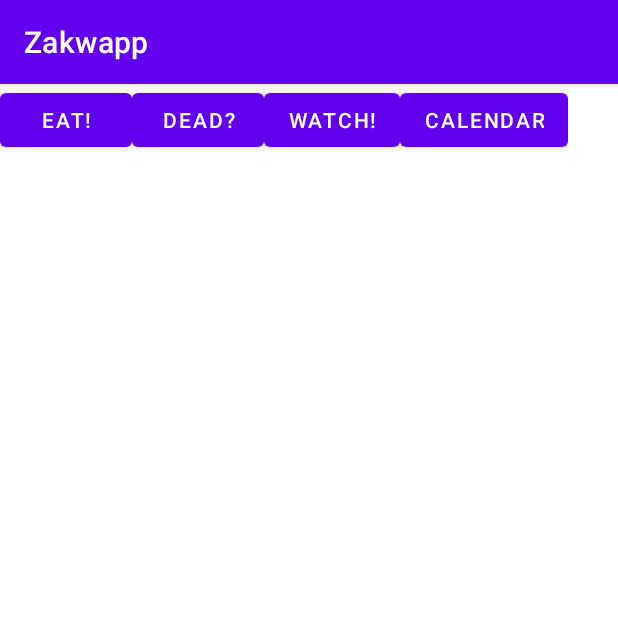
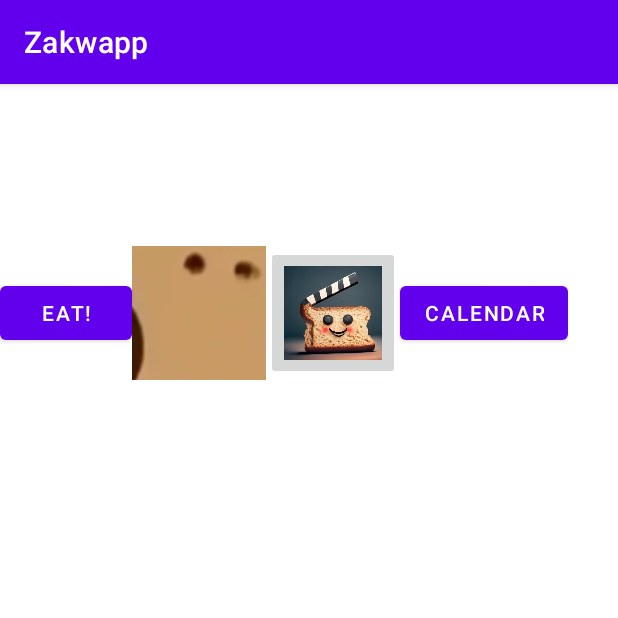
Before and after one commit to zchochul/Zakwapp, an Android app: the screen it shows after launch (MainActivity), on a phone screen of 412 x 824 dp, the top half of it. Run offline under Robolectric (Android 15) with nearby library versions, the phone set to English and light mode, and no system bars; 2 statements that could not run were skipped.

Commit message:
moi drodzy, w dzisiejszym odcinku dodaje ikonki z cute slice of bread. Pzdr

```diff
--- a/app/src/main/res/layout/activity_main.xml
+++ b/app/src/main/res/layout/activity_main.xml
@@ -9,7 +9,7 @@
 
     <LinearLayout
         android:layout_width="wrap_content"
-        android:layout_height="wrap_content"
+        android:layout_height="305dp"
         android:gravity="center"
         android:orientation="horizontal">
 
@@ -19,19 +19,22 @@
             android:layout_height="wrap_content"
             android:text="Eat!" />
 
-        <Button
+        <ImageButton
             android:id="@+id/Is_Dead_Button"
-            android:layout_width="match_parent"
-            android:layout_height="wrap_content"
+            android:layout_width="89dp"
+            android:layout_height="89dp"
             android:gravity="center"
-            android:text="Dead?" />
+            android:text="Dead?"
+            android:src="@drawable/death_official"/>
 
-        <Button
+        <ImageButton
             android:id="@+id/Movies_Button"
-            android:layout_width="wrap_content"
-            android:layout_height="wrap_content"
+            android:layout_width="89dp"
+            android:layout_height="89dp"
             android:layout_weight="1"
-            android:text="Watch!" />
+            android:scaleType="fitCenter"
+            android:text="watch"
+            android:src="@drawable/movies_official"/>
 
         <Button
             android:id="@+id/Calendar_Button"
```
Also changed, not shown: app/src/main/res/drawable/death_official.png (added), app/src/main/res/drawable/eating_official.png (added), app/src/main/res/drawable/movies_official.png (added).
